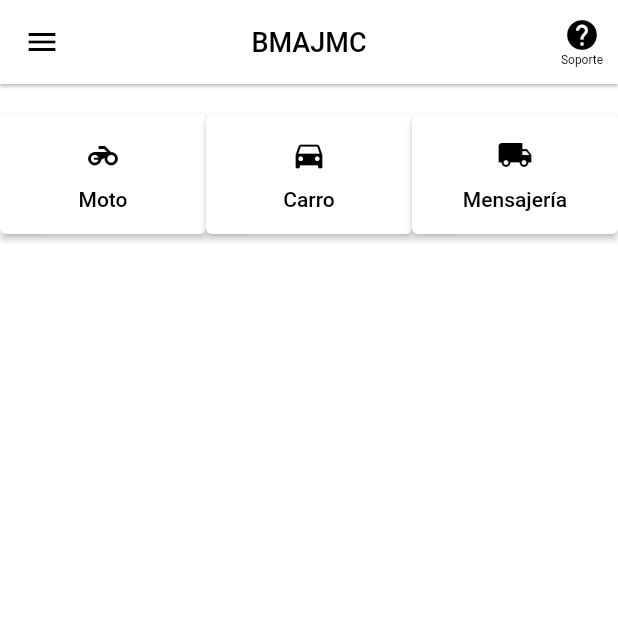
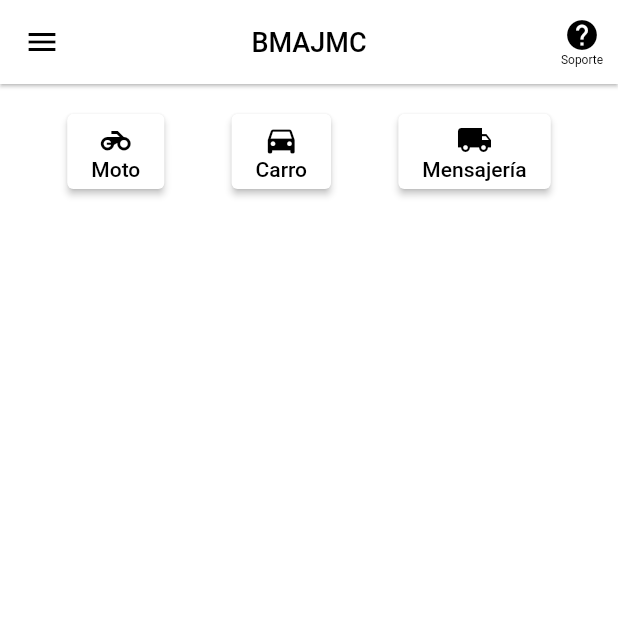
Before and after one commit to BiGBrainBran/B-M-A-J-M-C, a Flutter app: the HomePage screen opened by its route, on a phone screen of 412 x 824 dp, the top half of it. Run offline on Flutter 3.47's test engine with Material 2 defaults, Android fonts, the phone set to English and light mode, and no system bars; drawn by our look-alikes of auto_size_text.

Commit message:
Commit para corregir un error del anterior commit, esta dañado.

```diff
--- a/lib/pages/home_page.dart
+++ b/lib/pages/home_page.dart
@@ -20,10 +20,10 @@ class _HomePageState extends State<HomePage> {
         backgroundColor: primaryColor,
         elevation: 1,
         centerTitle: true,
-        iconTheme: IconThemeData(color: Colors.black),
+        iconTheme: IconThemeData(color: Colors.black),  // Set the icon color to black
         title: Text(
           'BMAJMC',
-          style: TextStyle(fontSize: 18, color: Colors.black),
+          style: TextStyle(fontSize: 18, color: Colors.black),  // Set the text color to black
         ),
         actions: [
           IconButton(
@@ -33,12 +33,13 @@ class _HomePageState extends State<HomePage> {
                 Icon(Icons.help, color: Colors.black),
                 Text(
                   'Soporte',
-                  style: TextStyle(fontSize: 8, color: Colors.black),
+                  style: TextStyle(fontSize: 8, color: Colors.black),  // Set the text color to black
                 ),
               ],
             ),
             onPressed: () {
               // Add your help functionality here
+
             },
           ),
         ],
@@ -49,7 +50,73 @@ class _HomePageState extends State<HomePage> {
         child: Column(
           mainAxisAlignment: MainAxisAlignment.spaceBetween,
           children: [
-            // ... Drawer content
+            Column(
+              children: [
+                Image.asset(
+                  'assets/images/icon.png',
+                  width: 80,
+                  height: 200,
+                  color: Colors.blueAccent,
+                ),
+                const SizedBox(height: 25),
+                Padding(
+                  padding: const EdgeInsets.only(left: 25.0),
+                  child: ListTile(
+                    leading: const Icon(
+                      Icons.home,
+                      color: Colors.black,
+                    ),
+                    title: const Text(
+                      "I N I C I O",
+                      style: TextStyle(color: Colors.black),
+                    ),
+                    onTap: () {
+                      Navigator.pop(context);
+                    },
+                  ),
+                ),
+                Padding(
+                  padding: const EdgeInsets.only(left: 25.0),
+                  child: ListTile(
+                    leading: const Icon(
+                      Icons.person,
+                      color: Colors.black,
+                    ),
+                    title: const Text(
+                      "P E R F I L",
+                      style: TextStyle(color: Colors.black),
+                    ),
+                    onTap: () {
+                      Navigator.pop(context);
+                      Navigator.pushNamed(context, '/profile_page');
+                    },
+                  ),
+                ),
+              ],
+            ),
+            Padding(
+              padding: const EdgeInsets.only(left: 25.0, bottom: 25.0),
+              child: ListTile(
+                leading: Column(
+                  mainAxisAlignment: MainAxisAlignment.center,
+                  children: [
+                    Icon(
+                      Icons.logout,
+                      color: Colors.black,
+                    ),
+                    Text(
+                      'S A L I R',
+                      style: TextStyle(fontSize: 18, color: Colors.black),
+                    ),
+                  ],
+                ),
+                onTap: () {
+                  Navigator.pop(context);
+                  Navigator.pushReplacementNamed(
+                      context, '/login_register_page');
+                },
+              ),
+            ),
           ],
         ),
       ),
@@ -62,20 +129,17 @@ class _HomePageState extends State<HomePage> {
               child: Row(
                 mainAxisAlignment: MainAxisAlignment.spaceEvenly,
                 children: [
-                  Expanded(
-                    child: ElevatedButton(
+                  ElevatedButton(
                     onPressed: () {
                       // Add functionality for "Solicitar Moto"
                     },
                     style: ElevatedButton.styleFrom(
                       primary: Colors.white,
-                        minimumSize: Size(120, 80), // Ajusta el ancho mínimo y alto aquí
+                      minimumSize: Size(5, 50),
                     ),
                     child: Column(
-                        mainAxisAlignment: MainAxisAlignment.center,
                       children: [
-                          Icon(Icons.motorcycle, color: Colors.black),
-                          SizedBox(height: 10),  // Espacio entre el icono y el texto
+                        Icon(Icons.motorcycle, color: Colors.black),  // Set icon color to black
                         AutoSizeText(
                           'Moto',
                           style: TextStyle(color: Colors.black),
@@ -87,21 +151,17 @@ class _HomePageState extends State<HomePage> {
                       ],
                     ),
                   ),
-                  ),
-                  Expanded(
-                    child: ElevatedButton(
+                  ElevatedButton(
                     onPressed: () {
                       // Add functionality for "Solicitar Carro"
                     },
                     style: ElevatedButton.styleFrom(
                       primary: Colors.white,
-                        minimumSize: Size(120, 80), // Ajusta el ancho mínimo y alto aquí
+                      minimumSize: Size(5, 50),
                     ),
                     child: Column(
-                        mainAxisAlignment: MainAxisAlignment.center,
                       children: [
-                          Icon(Icons.directions_car, color: Colors.black),
-                          SizedBox(height: 10),  // Espacio entre el icono y el texto
+                        Icon(Icons.directions_car, color: Colors.black),  // Set icon color to black
                         AutoSizeText(
                           'Carro',
                           style: TextStyle(color: Colors.black),
@@ -113,21 +173,17 @@ class _HomePageState extends State<HomePage> {
                       ],
                     ),
                   ),
-                  ),
-                  Expanded(
-                    child: ElevatedButton(
+                  ElevatedButton(
                     onPressed: () {
                       // Add functionality for "Servicio de Mensajería"
                     },
                     style: ElevatedButton.styleFrom(
                       primary: Colors.white,
-                        minimumSize: Size(120, 80), // Ajusta el ancho mínimo y alto aquí
+                      minimumSize: Size(5, 50),
                     ),
                     child: Column(
-                        mainAxisAlignment: MainAxisAlignment.center,
                       children: [
-                          Icon(Icons.local_shipping, color: Colors.black),
-                          SizedBox(height: 10),  // Espacio entre el icono y el texto
+                        Icon(Icons.local_shipping, color: Colors.black),  // Set icon color to black
                         AutoSizeText(
                           'Mensajería',
                           style: TextStyle(color: Colors.black),
@@ -139,7 +195,6 @@ class _HomePageState extends State<HomePage> {
                       ],
                     ),
                   ),
-                  ),
                 ],
               ),
             ),
```
Lines whose indentation alone changed are shown as unchanged.
